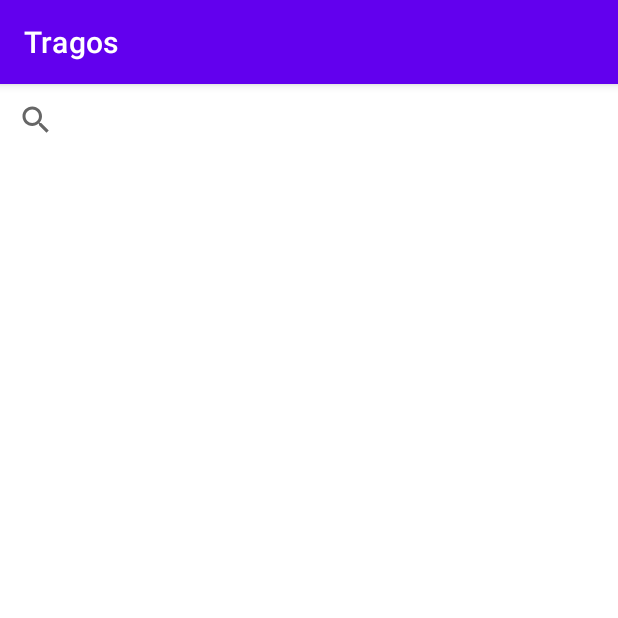
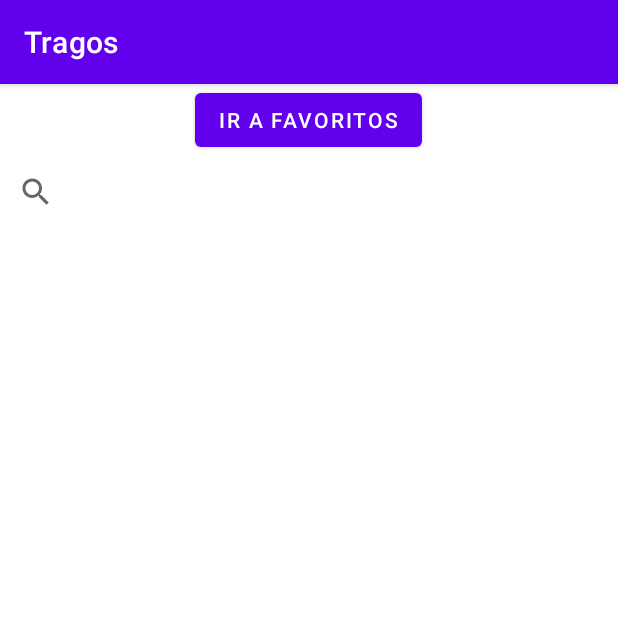
Before and after one commit to malgus79/Ch_MyDrinksApp, an Android app: the screen it shows after launch (MainActivity), on a phone screen of 412 x 824 dp, the top half of it. Run offline under Robolectric (Android 15) with nearby library versions, the phone set to English and light mode, and no system bars; our stand-ins replace Room's generated code, navigation-ui.

```diff
--- a/app/src/main/java/com/mydrinksapp/data/DataSource.kt
+++ b/app/src/main/java/com/mydrinksapp/data/DataSource.kt
@@ -1,13 +1,23 @@
 package com.mydrinksapp.data
 
+import com.mydrinksapp.AppDatabase
 import com.mydrinksapp.data.model.Drink
+import com.mydrinksapp.data.model.DrinkEntity
 import com.mydrinksapp.vo.Resource
 import com.mydrinksapp.vo.RetrofitClient
 
-class DataSource {
+class DataSource(private val appDatabase: AppDatabase) {
 
     suspend fun getTragoByName(tragoName: String): Resource<List<Drink>> {
         return Resource.Success(RetrofitClient.webservice.getTragoByName(tragoName).drinkList)
+    }
+
+    suspend fun insertTragoIntoRoom(trago:DrinkEntity) {
+        appDatabase.tragoDao().insertFavorite(trago)
+    }
+
+    suspend fun getTragosFavoritos(): Resource<List<DrinkEntity>> {
+        return Resource.Success(appDatabase.tragoDao().getAllFavoriteDrinks())
     }
 }
 
--- a/app/src/main/java/com/mydrinksapp/domain/Repo.kt
+++ b/app/src/main/java/com/mydrinksapp/domain/Repo.kt
@@ -1,8 +1,11 @@
 package com.mydrinksapp.domain
 
 import com.mydrinksapp.data.model.Drink
+import com.mydrinksapp.data.model.DrinkEntity
 import com.mydrinksapp.vo.Resource
 
 interface Repo {
     suspend fun getTragosList(tragoName: String): Resource<List<Drink>>
+    suspend fun getTragosFavoritos(): Resource<List<DrinkEntity>>
+    suspend fun insertTrago(trago:DrinkEntity)
 }
--- a/app/src/main/java/com/mydrinksapp/ui/MainFragment.kt
+++ b/app/src/main/java/com/mydrinksapp/ui/MainFragment.kt
@@ -7,11 +7,12 @@ import android.view.ViewGroup
 import android.widget.SearchView
 import android.widget.Toast
 import androidx.fragment.app.Fragment
-import androidx.fragment.app.viewModels
+import androidx.fragment.app.activityViewModels
 import androidx.lifecycle.Observer
 import androidx.navigation.fragment.findNavController
 import androidx.recyclerview.widget.DividerItemDecoration
 import androidx.recyclerview.widget.LinearLayoutManager
+import com.mydrinksapp.AppDatabase
 import com.mydrinksapp.R
 import com.mydrinksapp.data.DataSource
 import com.mydrinksapp.data.model.Drink
@@ -24,7 +25,15 @@ import com.mydrinksapp.vo.Resource
 class MainFragment : Fragment(), MainAdapter.OnTragoClickListener {
 
     private lateinit var binding: FragmentMainBinding
-    private val viewModel by viewModels<MainViewModel> { VMFactory(RepoImpl(DataSource())) }
+    private val viewModel by activityViewModels<MainViewModel> {
+        VMFactory(
+            RepoImpl(
+                DataSource(
+                    AppDatabase.getDatabase(requireActivity().applicationContext)
+                )
+            )
+        )
+    }
 
     override fun onCreate(savedInstanceState: Bundle?) {
         super.onCreate(savedInstanceState)
@@ -44,6 +53,10 @@ class MainFragment : Fragment(), MainAdapter.OnTragoClickListener {
         setupRecyclerView()
         setupSearView()
         setupObserver()
+
+        binding.btnIrFavoritos.setOnClickListener {
+            findNavController().navigate(R.id.action_mainFragment_to_favoritosFragment)
+        }
 
     }
 
--- a/app/src/main/res/layout/fragment_main.xml
+++ b/app/src/main/res/layout/fragment_main.xml
@@ -6,6 +6,12 @@
     android:gravity="center"
     android:orientation="vertical"
     tools:context=".ui.MainFragment">
+
+    <Button
+        android:id="@+id/btn_ir_favoritos"
+        android:layout_width="wrap_content"
+        android:layout_height="wrap_content"
+        android:text="ir a favoritos"/>
 
     <androidx.appcompat.widget.SearchView
         android:id="@+id/searchView"
--- a/app/src/main/res/navigation/main_graph.xml
+++ b/app/src/main/res/navigation/main_graph.xml
@@ -17,10 +17,22 @@
             app:exitAnim="@anim/slide_out_left"
             app:popEnterAnim="@anim/slide_in_left"
             app:popExitAnim="@anim/slide_out_right" />
+        <action
+            android:id="@+id/action_mainFragment_to_favoritosFragment"
+            app:destination="@id/favoritosFragment"
+            app:enterAnim="@anim/slide_in_right"
+            app:exitAnim="@anim/slide_out_left"
+            app:popEnterAnim="@anim/slide_in_left"
+            app:popExitAnim="@anim/slide_out_right" />
     </fragment>
     <fragment
         android:id="@+id/tragosDetalleFragment"
         android:name="com.mydrinksapp.ui.TragosDetalleFragment"
         android:label="Detalles"
         tools:layout="@layout/fragment_tragos_detalle" />
+    <fragment
+        android:id="@+id/favoritosFragment"
+        android:name="com.mydrinksapp.ui.FavoritosFragment"
+        android:label="fragment_favoritos"
+        tools:layout="@layout/fragment_favoritos" />
 </navigation>
```
Also changed, not shown: app/src/main/java/com/mydrinksapp/domain/RepoImpl.kt (+9 -0 lines), app/src/main/java/com/mydrinksapp/ui/FavoritosFragment.kt (added, +58 -0 lines), app/src/main/java/com/mydrinksapp/ui/TragosDetalleFragment.kt (+31 -0 lines), app/src/main/java/com/mydrinksapp/ui/viewmodel/MainViewModel.kt (+17 -0 lines), app/src/main/res/layout/fragment_favoritos.xml (added, +14 -0 lines).
